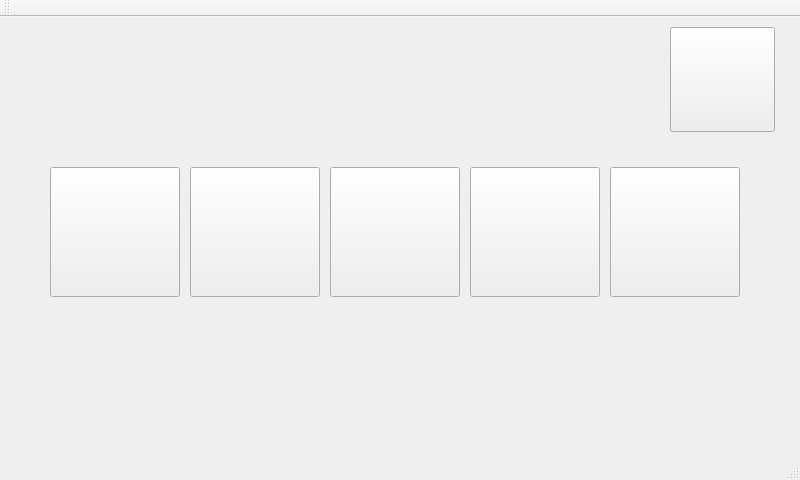
The window that Client/mainwindow.ui (ArtemD/SpeedFreak) describes before a commit, drawn with Qt 5.
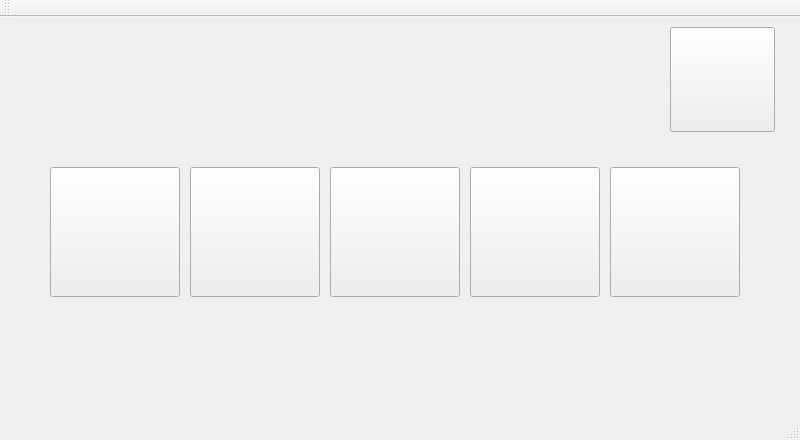
The same window after the commit. Icons and pictures are not drawn.

```diff
--- a/Client/mainwindow.ui
+++ b/Client/mainwindow.ui
@@ -7,7 +7,7 @@
     <x>0</x>
     <y>0</y>
     <width>800</width>
-    <height>480</height>
+    <height>440</height>
    </rect>
   </property>
   <property name="windowTitle">
```
